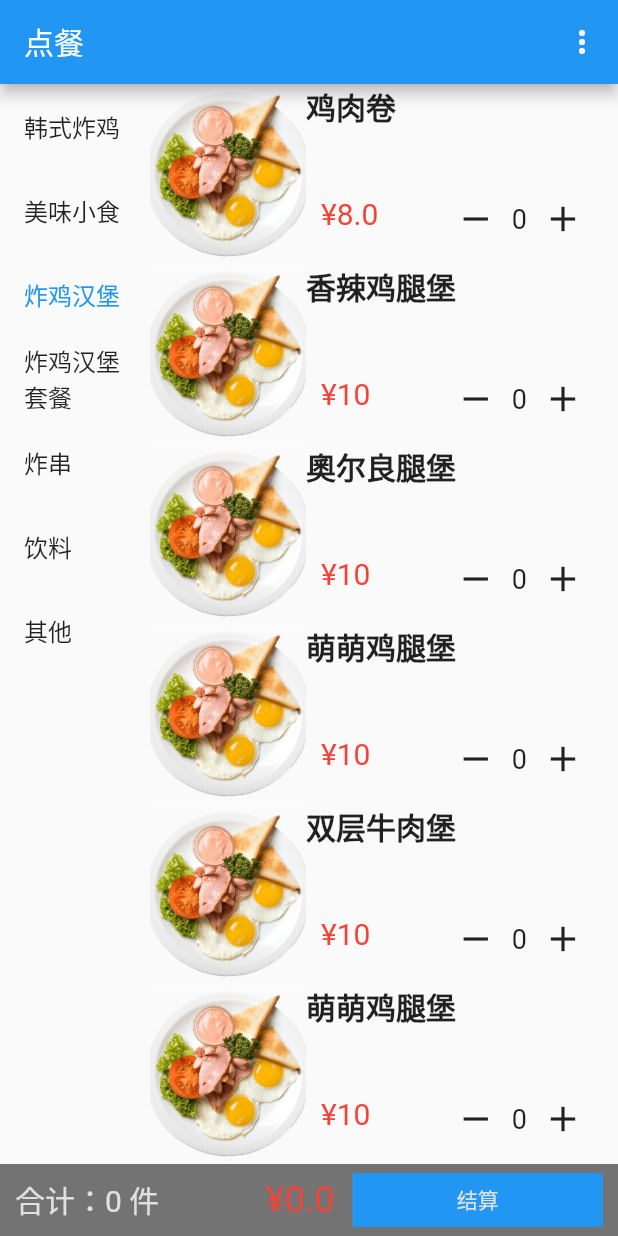
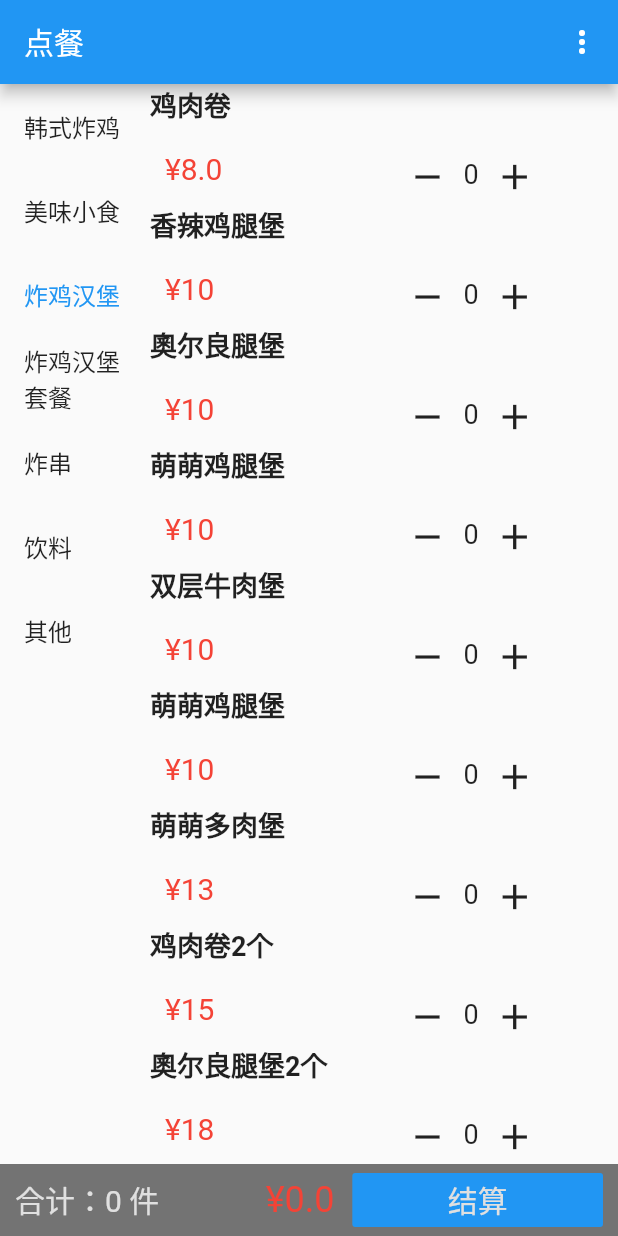
Before and after one commit to evilbinary/food, a Flutter app: the screen it shows after launch, after a tap on "韩式炸鸡", after a tap on "美味小食", after a tap on "炸鸡汉堡", on a phone screen of 412 x 824 dp. Run offline on Flutter 3.47's test engine with Material 2 defaults, Android fonts, the light colour scheme and no system bars; our stand-ins replace fluttertoast.

Commit message:
remove image

```diff
--- a/lib/page/home.dart
+++ b/lib/page/home.dart
@@ -235,12 +235,12 @@
             children: [
               Expanded(
                   flex: 2,
-                child:Container(
+                  child: Container(
                     margin: EdgeInsets.only(left: 10),
-                  child:  Text('合计：$_count 件',
-                    style:
-                        TextStyle(fontSize: 20, color: themeData.buttonColor)),)
-              ),
+                    child: Text('合计：$_count 件',
+                        style: TextStyle(
+                            fontSize: 20, color: themeData.buttonColor)),
+                  )),
               Expanded(
                   flex: 0,
                   child: Text(
@@ -255,7 +255,10 @@
                         color: themeData.primaryColor,
                         textColor: themeData.buttonColor,
                         onPressed: _settle,
-                        child: Text("结算"))),
+                        child: Text("结算",
+                            style: TextStyle(
+                              fontSize: 20.0,
+                            )))),
               )
             ],
           ),
--- a/lib/widget/food_item.dart
+++ b/lib/widget/food_item.dart
@@ -21,19 +21,19 @@
     return Flex(
       direction: Axis.horizontal,
       children: <Widget>[
-        Expanded(
-          flex: 1,
-          child: Image.asset(
-            "assets/images/food.png",
-            fit: BoxFit.cover,
-            width: 120,
-            height: 120,
-          ),
-        ),
+        // Expanded(
+        //   flex: 1,
+        //   child: Image.asset(
+        //     "assets/images/food.png",
+        //     fit: BoxFit.cover,
+        //     width: 60,
+        //     height: 60,
+        //   ),
+        // ),
         Expanded(
           flex: 2,
           child: Container(
-            height: 120.0,
+            height: 80.0,
             child: Flex(direction: Axis.vertical, children: [
               Expanded(
                 flex: 2,
@@ -42,7 +42,7 @@
                   height: 30.0,
                   child: Text(item['title'],
                       style: TextStyle(
-                          fontSize: 20.0, fontWeight: FontWeight.bold)),
+                          fontSize: 18.0, fontWeight: FontWeight.bold)),
                 ),
               ),
               Expanded(
@@ -67,7 +67,7 @@
                         ),
                       ),
                       Expanded(
-                        flex: 3,
+                        flex: 2,
                         child: Row(
                           children: [
                             IconButton(
```
Lines whose indentation alone changed are shown as unchanged.
